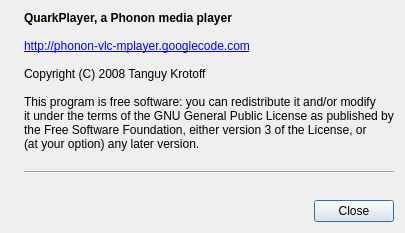
Qt form quarkplayer/AboutWindow.ui (tkrotoff/QuarkPlayer) before a commit.
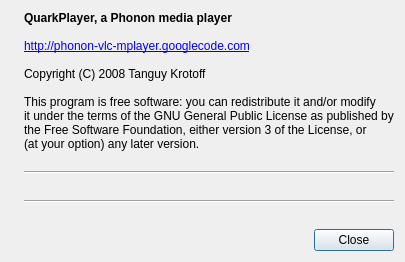
The same form after that commit. Icons and pictures are not drawn.

Diff of the .ui file:
```diff
--- a/quarkplayer/AboutWindow.ui
+++ b/quarkplayer/AboutWindow.ui
@@ -6,14 +6,14 @@
     <x>0</x>
     <y>0</y>
     <width>399</width>
-    <height>233</height>
+    <height>262</height>
    </rect>
   </property>
   <property name="windowTitle" >
    <string>About</string>
   </property>
   <layout class="QGridLayout" name="gridLayout" >
-   <item rowspan="3" row="0" column="0" >
+   <item rowspan="5" row="0" column="0" >
     <widget class="QLabel" name="logoLabel" >
      <property name="pixmap" >
       <pixmap resource="quarkplayer.qrc" >:/icons/hi48-app-quarkplayer.png</pixmap>
@@ -53,7 +53,17 @@
    <item row="2" column="1" >
     <widget class="QLabel" name="versionLabel" />
    </item>
-   <item row="3" column="0" colspan="2" >
+   <item row="3" column="1" >
+    <widget class="Line" name="line_2" >
+     <property name="orientation" >
+      <enum>Qt::Horizontal</enum>
+     </property>
+    </widget>
+   </item>
+   <item row="4" column="1" >
+    <widget class="QLabel" name="metricsLabel" />
+   </item>
+   <item row="5" column="0" colspan="2" >
     <widget class="QDialogButtonBox" name="buttonBox" >
      <property name="standardButtons" >
       <set>QDialogButtonBox::Close</set>
```
